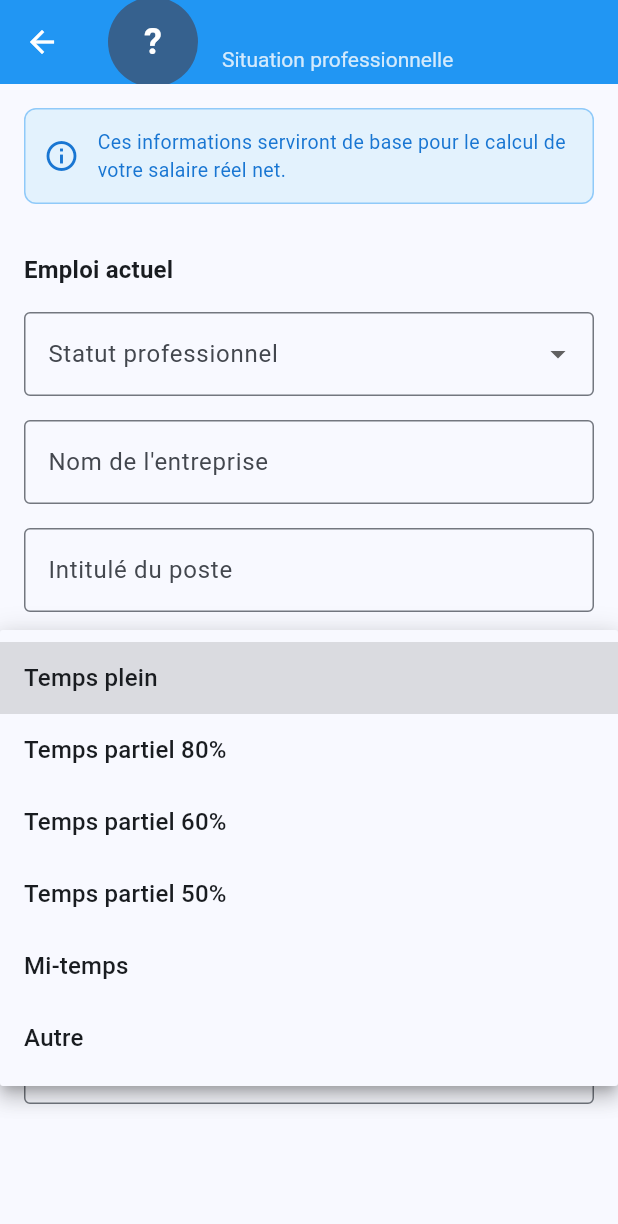
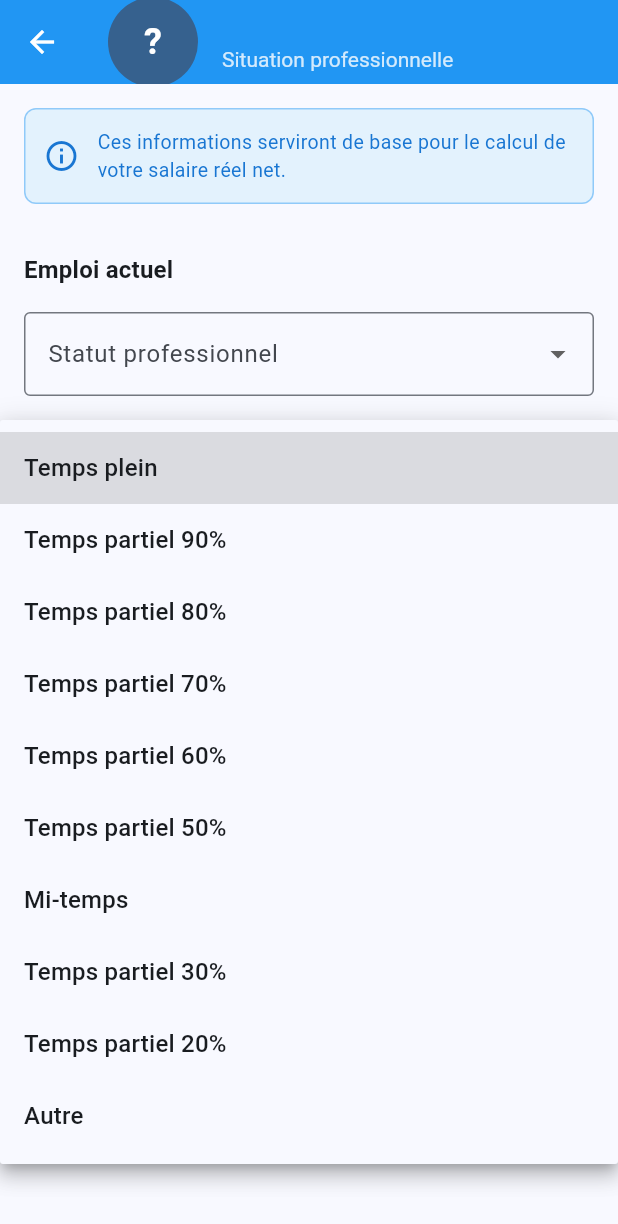
Before and after one commit to ShakaTry/job_cost, a Flutter app: the ProfessionalSituationScreen screen opened directly with empty values, after a tap on "Temps de travail", on a phone screen of 412 x 824 dp. Shown: the top 1224 px of the screen. Run offline on Flutter 3.47's test engine with Material 3 defaults, Android fonts, the phone set to English and light mode, and no system bars; our stand-ins replace shared_preferences; accounts and stored records are empty.

Commit message:
feat: Add comprehensive part-time work options with accurate calculations
- Add 90%, 70%, 30%, and 20% part-time options
- Calculate precise monthly hours for each percentage:
  * 90% = 136.5h/month (31.5h/week)
  * 70% = 106.17h/month (24.5h/week)
  * 30% = 45.5h/month (10.5h/week)
  * 20% = 30.33h/month (7h/week)
- All calculations based on French 35h/week standard
- Formula: weekly_hours × 52 weeks ÷ 12 months

🤖 Generated with [Claude Code](https://claude.ai/code)

Co-Authored-By: Claude <noreply@anthropic.com>

```diff
--- a/lib/constants/app_constants.dart
+++ b/lib/constants/app_constants.dart
@@ -82,10 +82,14 @@ class AppConstants {
 
   static const List<String> workTimeOptions = [
     'Temps plein',
+    'Temps partiel 90%',
     'Temps partiel 80%',
+    'Temps partiel 70%',
     'Temps partiel 60%',
     'Temps partiel 50%',
     'Mi-temps',
+    'Temps partiel 30%',
+    'Temps partiel 20%',
     'Autre',
   ];
 
--- a/lib/screens/professional_situation_screen.dart
+++ b/lib/screens/professional_situation_screen.dart
@@ -104,13 +104,23 @@ class _ProfessionalSituationScreenState extends State<ProfessionalSituationScree
     switch (_workTime) {
       case 'Temps plein':
         return 151.67; // 35h/semaine selon la réglementation française
+      case 'Temps partiel 90%':
+        return 136.5; // 31.5h/semaine (31.5 × 52 ÷ 12)
       case 'Temps partiel 80%':
         return 121.33; // 28h/semaine (28 × 52 ÷ 12)
+      case 'Temps partiel 70%':
+        return 106.17; // 24.5h/semaine (24.5 × 52 ÷ 12)
       case 'Temps partiel 60%':
         return 91.0; // 21h/semaine (21 × 52 ÷ 12)
       case 'Temps partiel 50%':
       case 'Mi-temps':
         return 75.83; // 17.5h/semaine (17.5 × 52 ÷ 12)
+      case 'Temps partiel 30%':
+        return 45.5; // 10.5h/semaine (10.5 × 52 ÷ 12)
+      case 'Temps partiel 20%':
+        return 30.33; // 7h/semaine (7 × 52 ÷ 12)
+      case 'Autre':
+        return 151.67; // Par défaut temps plein, l'utilisateur peut ajuster manuellement
       default:
         return 151.67;
     }
```
